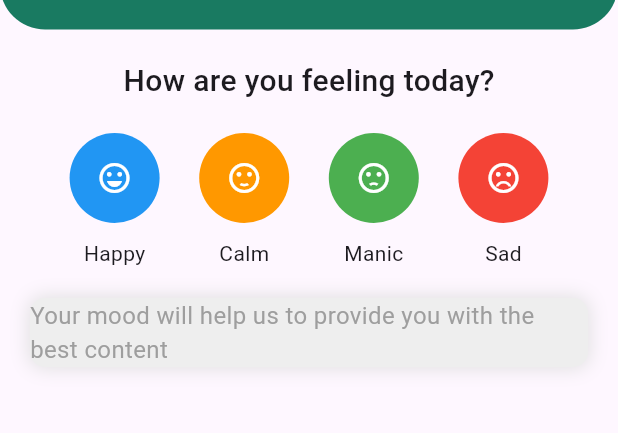
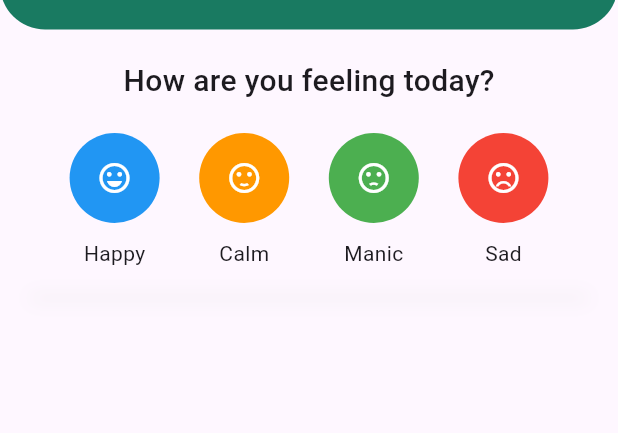
Before and after one commit to bhartiyaanshul/YouFirst, a Flutter app: the screen it shows after launch, on a phone screen of 412 x 824 dp, the part 128-561 px from its top. Run offline on Flutter 3.47's test engine with Material 3 defaults, Android fonts, the light colour scheme and no system bars; our stand-ins replace auto_route, get_it, just_audio, speech_to_text, supabase_flutter; accounts and stored records are empty.

Commit message:
Update the homeview

```diff
--- a/lib/view/home/home_view.dart
+++ b/lib/view/home/home_view.dart
@@ -167,13 +167,13 @@ class HomeView extends StatelessWidget {
                           ),
                         ],
                       ),
-                      child: Text(
-                        'Your mood will help us to provide you with the best content',
-                        style: TextStyle(
-                          fontSize: 16,
-                          color: Colors.grey,
-                        ),
-                      ),
+                      // child: Text(
+                      //   'Your mood will help us to provide you with the best content',
+                      //   style: TextStyle(
+                      //     fontSize: 16,
+                      //     color: Colors.grey,
+                      //   ),
+                      // ),
                     )
                   ],
                 ),
```
